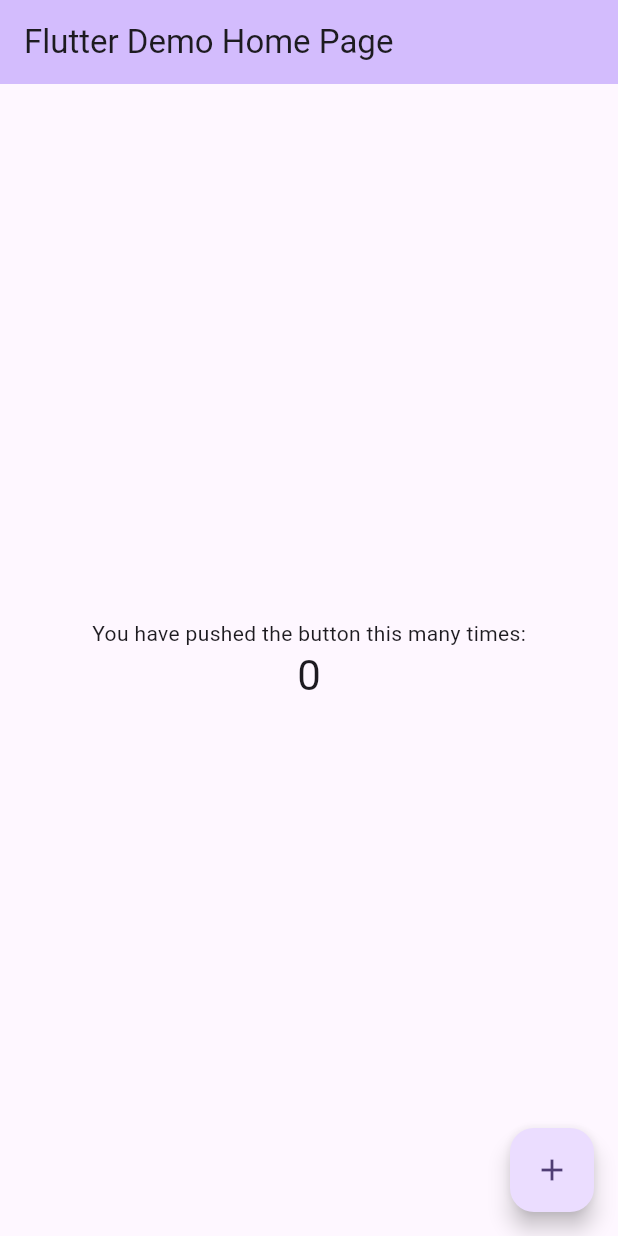
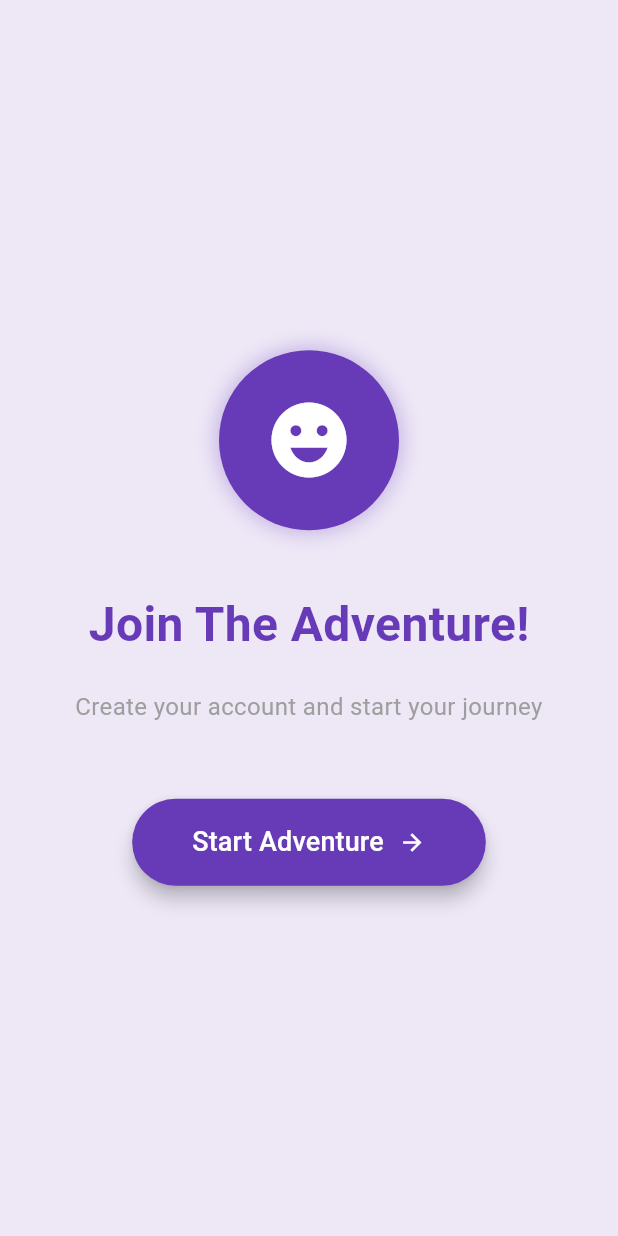
Before and after one commit to NickJohnson06/signup_adventure, a Flutter app: the screen it shows after launch, on a phone screen of 412 x 824 dp. Run offline on Flutter 3.47's test engine with Material 3 defaults, Android fonts, the phone set to English and light mode, and no system bars; drawn by our look-alikes of animated_text_kit; our stand-ins replace confetti.

Commit message:
Updated main.dart and split code provided into three separate screens

```diff
--- a/lib/main.dart
+++ b/lib/main.dart
@@ -1,122 +1,25 @@
+// The Adventure Begins - Main Dart File
+
 import 'package:flutter/material.dart';
+import 'screens/welcome_screen.dart';
 
 void main() {
-  runApp(const MyApp());
+  runApp(const SignupAdventureApp());
 }
 
-class MyApp extends StatelessWidget {
-  const MyApp({super.key});
+class SignupAdventureApp extends StatelessWidget {
+  const SignupAdventureApp({super.key});
 
-  // This widget is the root of your application.
   @override
   Widget build(BuildContext context) {
     return MaterialApp(
-      title: 'Flutter Demo',
+      title: 'Signup Adventure ',
       theme: ThemeData(
-        // This is the theme of your application.
-        //
-        // TRY THIS: Try running your application with "flutter run". You'll see
-        // the application has a purple toolbar. Then, without quitting the app,
-        // try changing the seedColor in the colorScheme below to Colors.green
-        // and then invoke "hot reload" (save your changes or press the "hot
-        // reload" button in a Flutter-supported IDE, or press "r" if you used
-        // the command line to start the app).
-        //
-        // Notice that the counter didn't reset back to zero; the application
-        // state is not lost during the reload. To reset the state, use hot
-        // restart instead.
-        //
-        // This works for code too, not just values: Most code changes can be
-        // tested with just a hot reload.
-        colorScheme: .fromSeed(seedColor: Colors.deepPurple),
+        primarySwatch: Colors.deepPurple,
+        fontFamily: 'Roboto',
       ),
-      home: const MyHomePage(title: 'Flutter Demo Home Page'),
+      home: const WelcomeScreen(),
+      debugShowCheckedModeBanner: false,
     );
   }
 }
-
-class MyHomePage extends StatefulWidget {
-  const MyHomePage({super.key, required this.title});
-
-  // This widget is the home page of your application. It is stateful, meaning
-  // that it has a State object (defined below) that contains fields that affect
-  // how it looks.
-
-  // This class is the configuration for the state. It holds the values (in this
-  // case the title) provided by the parent (in this case the App widget) and
-  // used by the build method of the State. Fields in a Widget subclass are
-  // always marked "final".
-
-  final String title;
-
-  @override
-  State<MyHomePage> createState() => _MyHomePageState();
-}
-
-class _MyHomePageState extends State<MyHomePage> {
-  int _counter = 0;
-
-  void _incrementCounter() {
-    setState(() {
-      // This call to setState tells the Flutter framework that something has
-      // changed in this State, which causes it to rerun the build method below
-      // so that the display can reflect the updated values. If we changed
-      // _counter without calling setState(), then the build method would not be
-      // called again, and so nothing would appear to happen.
-      _counter++;
-    });
-  }
-
-  @override
-  Widget build(BuildContext context) {
-    // This method is rerun every time setState is called, for instance as done
-    // by the _incrementCounter method above.
-    //
-    // The Flutter framework has been optimized to make rerunning build methods
-    // fast, so that you can just rebuild anything that needs updating rather
-    // than having to individually change instances of widgets.
-    return Scaffold(
-      appBar: AppBar(
-        // TRY THIS: Try changing the color here to a specific color (to
-        // Colors.amber, perhaps?) and trigger a hot reload to see the AppBar
-        // change color while the other colors stay the same.
-        backgroundColor: Theme.of(context).colorScheme.inversePrimary,
-        // Here we take the value from the MyHomePage object that was created by
-        // the App.build method, and use it to set our appbar title.
-        title: Text(widget.title),
-      ),
-      body: Center(
-        // Center is a layout widget. It takes a single child and positions it
-        // in the middle of the parent.
-        child: Column(
-          // Column is also a layout widget. It takes a list of children and
-          // arranges them vertically. By default, it sizes itself to fit its
-          // children horizontally, and tries to be as tall as its parent.
-          //
-          // Column has various properties to control how it sizes itself and
-          // how it positions its children. Here we use mainAxisAlignment to
-          // center the children vertically; the main axis here is the vertical
-          // axis because Columns are vertical (the cross axis would be
-          // horizontal).
-          //
-          // TRY THIS: Invoke "debug painting" (choose the "Toggle Debug Paint"
-          // action in the IDE, or press "p" in the console), to see the
-          // wireframe for each widget.
-          mainAxisAlignment: .center,
-          children: [
-            const Text('You have pushed the button this many times:'),
-            Text(
-              '$_counter',
-              style: Theme.of(context).textTheme.headlineMedium,
-            ),
-          ],
-        ),
-      ),
-      floatingActionButton: FloatingActionButton(
-        onPressed: _incrementCounter,
-        tooltip: 'Increment',
-        child: const Icon(Icons.add),
-      ),
-    );
-  }
-}
--- /dev/null
+++ b/lib/screens/welcome_screen.dart
@@ -0,0 +1,102 @@
+import 'package:flutter/material.dart';
+import 'package:animated_text_kit/animated_text_kit.dart';
+import 'signup_screen.dart';
+
+class WelcomeScreen extends StatelessWidget {
+  const WelcomeScreen({super.key});
+
+  @override
+  Widget build(BuildContext context) {
+    return Scaffold(
+      backgroundColor: Colors.deepPurple[50],
+      body: Center(
+        child: SingleChildScrollView(
+          padding: const EdgeInsets.all(20.0),
+          child: Column(
+            mainAxisAlignment: MainAxisAlignment.center,
+            children: [
+              // Animated Emoji
+              AnimatedContainer(
+                duration: const Duration(seconds: 2),
+                curve: Curves.bounceOut,
+                width: 120,
+                height: 120,
+                decoration: BoxDecoration(
+                  color: Colors.deepPurple,
+                  shape: BoxShape.circle,
+                  boxShadow: [
+                    BoxShadow(
+                      color: Colors.deepPurple.withOpacity(0.3),
+                      blurRadius: 10,
+                      spreadRadius: 2,
+                    )
+                  ],
+                ),
+                child: const Icon(
+                  Icons.emoji_emotions,
+                  color: Colors.white,
+                  size: 60,
+                ),
+              ),
+              const SizedBox(height: 40),
+
+              // Animated Title
+              AnimatedTextKit(
+                animatedTexts: [
+                  TypewriterAnimatedText(
+                    'Join The Adventure!',
+                    textStyle: const TextStyle(
+                      fontSize: 32,
+                      fontWeight: FontWeight.bold,
+                      color: Colors.deepPurple,
+                    ),
+                    speed: const Duration(milliseconds: 100),
+                  ),
+                ],
+                totalRepeatCount: 1,
+              ),
+
+              const SizedBox(height: 20),
+              const Text(
+                'Create your account and start your journey',
+                textAlign: TextAlign.center,
+                style: TextStyle(fontSize: 16, color: Colors.grey),
+              ),
+
+              const SizedBox(height: 50),
+
+              // Start Button
+              ElevatedButton(
+                onPressed: () {
+                  Navigator.push(
+                    context,
+                    MaterialPageRoute(builder: (context) => const SignupScreen()),
+                  );
+                },
+                style: ElevatedButton.styleFrom(
+                  backgroundColor: Colors.deepPurple,
+                  padding: const EdgeInsets.symmetric(horizontal: 40, vertical: 16),
+                  shape: RoundedRectangleBorder(
+                    borderRadius: BorderRadius.circular(30),
+                  ),
+                  elevation: 5,
+                ),
+                child: const Row(
+                  mainAxisSize: MainAxisSize.min,
+                  children: [
+                    Text(
+                      'Start Adventure',
+                      style: TextStyle(fontSize: 18, color: Colors.white),
+                    ),
+                    SizedBox(width: 10),
+                    Icon(Icons.arrow_forward, color: Colors.white),
+                  ],
+                ),
+              ),
+            ],
+          ),
+        ),
+      ),
+    );
+  }
+}
--- a/pubspec.yaml
+++ b/pubspec.yaml
@@ -34,6 +34,8 @@ dependencies:
   # The following adds the Cupertino Icons font to your application.
   # Use with the CupertinoIcons class for iOS style icons.
   cupertino_icons: ^1.0.8
+  animated_text_kit: ^4.2.2
+  confetti: ^0.7.0
 
 dev_dependencies:
   flutter_test:
```
Also changed, not shown: lib/screens/signup_screen.dart (added, +265 -0 lines), lib/screens/success_screen.dart (added, +135 -0 lines), pubspec.lock.
